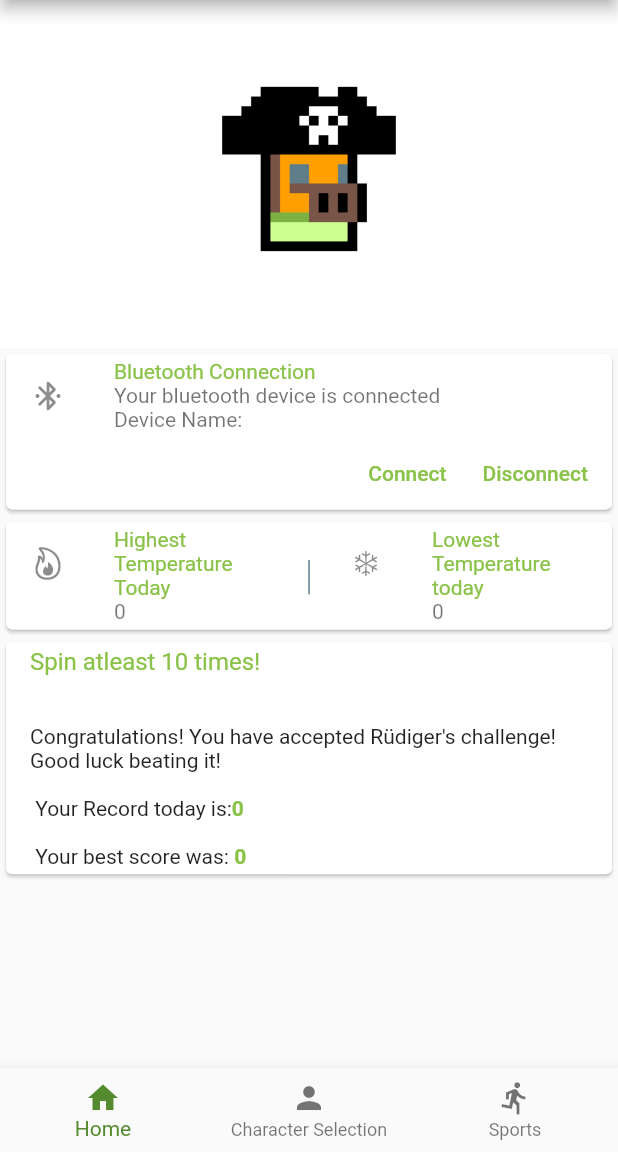
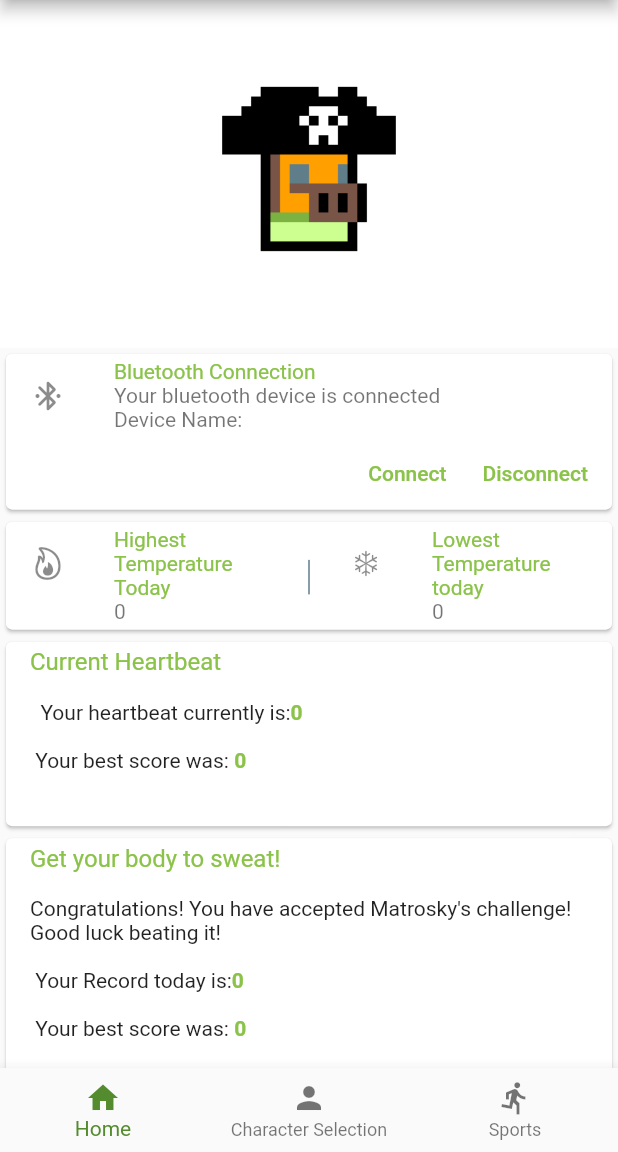
Before and after one commit to Cathiesz/Fantasy-Sport, a Flutter app: the screen it shows after launch, on a phone screen of 412 x 824 dp, the part 84-1236 px from its top. Run offline on Flutter 3.47's test engine with Material 2 defaults, Android fonts, the phone set to English and light mode, and no system bars; our stand-ins replace flutter_blue, google_fonts, shared_preferences; missing offline and left inert: app_settings, shared_preferences_web.

Commit message:
made sport widget changable

```diff
--- a/lib/screens/home/widgets/home_widget.dart
+++ b/lib/screens/home/widgets/home_widget.dart
@@ -14,10 +14,12 @@ class Home extends StatelessWidget {
       child: Column(
         children: <Widget>[
           CharacterShown(
-             intSlectedIndex: CharList.getState(),
+            intSlectedIndex: CharList.getState(),
           ),
           const BluetoothWidget(),
-          SportsWidget(),
+          SportsWidget(
+            intSlectedIndex: CharList.getState(),
+          ),
         ],
       ),
     );
--- a/lib/screens/home/widgets/sports_widget.dart
+++ b/lib/screens/home/widgets/sports_widget.dart
@@ -8,7 +8,12 @@ Bluetooth bluetooth = Bluetooth();
 var getData = CharData.getData;
 
 class SportsWidget extends StatefulWidget {
-  const SportsWidget({Key? key}) : super(key: key);
+  final int intSlectedIndex;
+
+  SportsWidget({
+    Key? key,
+    required this.intSlectedIndex,
+  }) : super(key: key);
 
   @override
   _SportsWidgetState createState() => _SportsWidgetState();
@@ -70,15 +75,14 @@ class _SportsWidgetState extends State<SportsWidget> {
             },
             child: ListTile(
               title: Text(
-                '${getData[1]['challenge-title']}',
+                'Current Heartbeat',
                 style: TextStyle(
                   color: Colors.lightGreen,
                 ),
               ),
               subtitle: RichText(
                 text: TextSpan(
-                  text:
-                      "\n\nCongratulations! You have accepted ${getData[1]['name']}'s challenge! \nGood luck beating it! \n\n Your Record today is:",
+                  text: "\n  Your heartbeat currently is:",
                   style: DefaultTextStyle.of(context).style,
                   children: <TextSpan>[
                     TextSpan(
@@ -88,7 +92,45 @@ class _SportsWidgetState extends State<SportsWidget> {
                             color: Colors.lightGreen)),
                     TextSpan(text: "\n\n Your best score was: "),
                     TextSpan(
-                        text: bluetooth.getRecord().toString(),
+                        text: "${bluetooth.getRecord().toString()} \n\n",
+                        style: TextStyle(
+                            fontWeight: FontWeight.bold,
+                            color: Colors.lightGreen))
+                  ],
+                ),
+              ),
+            ),
+          )
+        ]),
+      ),
+      Card(
+        child: Column(mainAxisSize: MainAxisSize.min, children: <Widget>[
+          InkWell(
+            splashColor: Colors.green.withAlpha(30),
+            onTap: () {
+              _navigateToNextScreen(context);
+            },
+            child: ListTile(
+              title: Text(
+                '${getData[widget.intSlectedIndex]['challenge-title']}',
+                style: TextStyle(
+                  color: Colors.lightGreen,
+                ),
+              ),
+              subtitle: RichText(
+                text: TextSpan(
+                  text:
+                      "\nCongratulations! You have accepted ${getData[widget.intSlectedIndex]['name']}'s challenge! \nGood luck beating it! \n\n Your Record today is:",
+                  style: DefaultTextStyle.of(context).style,
+                  children: <TextSpan>[
+                    TextSpan(
+                        text: bluetooth.getSpins(),
+                        style: TextStyle(
+                            fontWeight: FontWeight.bold,
+                            color: Colors.lightGreen)),
+                    TextSpan(text: "\n\n Your best score was: "),
+                    TextSpan(
+                        text: "${bluetooth.getRecord().toString()} \n\n",
                         style: TextStyle(
                             fontWeight: FontWeight.bold,
                             color: Colors.lightGreen))
```
